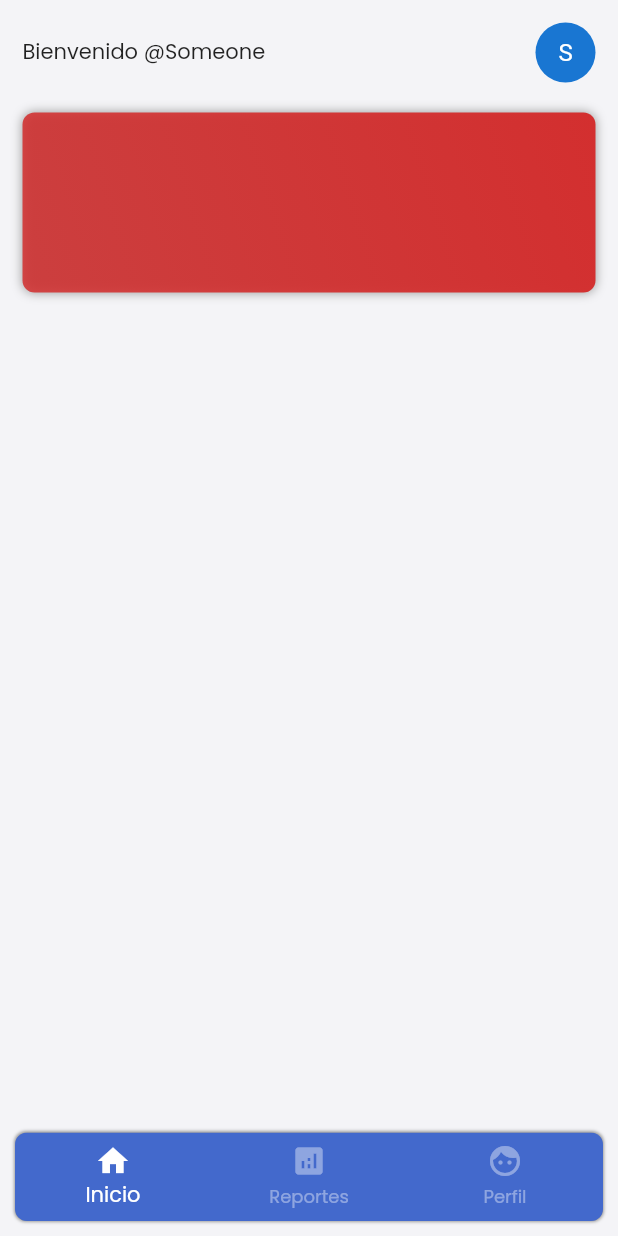
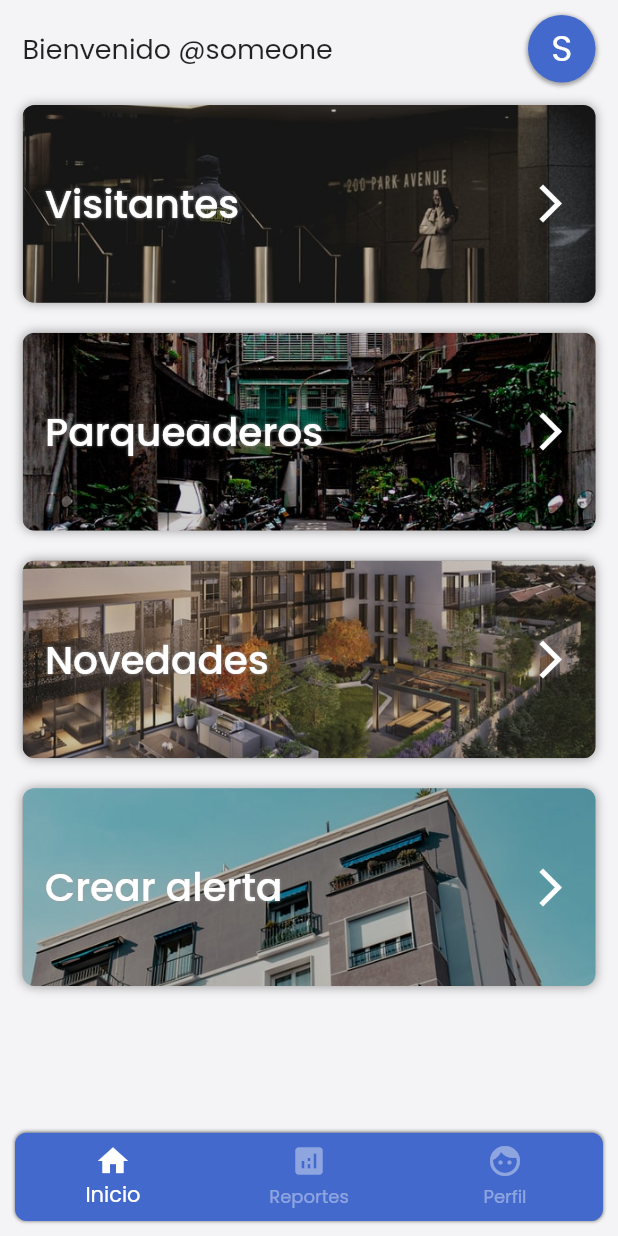
Before and after one commit to judsantamariaro/mi_house_reception, a Flutter app: the screen it shows after launch, on a phone screen of 412 x 824 dp. Run offline on Flutter 3.47's test engine with Material 2 defaults, Android fonts, the phone set to English and light mode, and no system bars; our stand-ins replace get_it, google_fonts, hive, hive_flutter; accounts and stored records are empty.

Commit message:
Refactor and added Home tab

```diff
--- a/lib/core/routes/routes.dart
+++ b/lib/core/routes/routes.dart
@@ -1,5 +1,5 @@
 import 'package:flutter/material.dart';
-import 'package:mi_house_reception/screens/auth/index_screen.dart';
+import 'package:mi_house_reception/ui/screens/auth/index_screen.dart';
 
 Map<String, Widget Function(BuildContext)> routes = {
   IndexScreen.route: (ctx) => const IndexScreen(),
--- /dev/null
+++ b/lib/features/ui/models/home_menu.dart
@@ -0,0 +1,9 @@
+import 'package:flutter/foundation.dart';
+
+class HomeMenu {
+  final String text;
+  final String imgPath;
+  final VoidCallback onTap;
+
+  HomeMenu({required this.text, required this.imgPath, required this.onTap});
+}
--- a/lib/main.dart
+++ b/lib/main.dart
@@ -8,7 +8,7 @@ import 'package:hive/hive.dart';
 import 'package:hive_flutter/hive_flutter.dart';
 import 'package:mi_house_reception/dependency_injection.dart';
 import 'package:mi_house_reception/features/auth/auth_provider.dart';
-import 'package:mi_house_reception/screens/auth/index_screen.dart';
+import 'package:mi_house_reception/ui/screens/auth/index_screen.dart';
 import 'package:provider/provider.dart';
 
 Future<void> main() async {
--- a/lib/screens/home/home_tab.dart
+++ /dev/null
@@ -1,39 +0,0 @@
-import 'package:flutter/material.dart';
-
-class HomeTab extends StatelessWidget {
-  const HomeTab({Key? key}) : super(key: key);
-
-  @override
-  Widget build(BuildContext context) {
-    return Scaffold(
-      body: ListView(
-        padding: const EdgeInsets.all(15),
-        children: [
-          Row(
-            mainAxisAlignment: MainAxisAlignment.spaceBetween,
-            children: const [
-              Text('Bienvenido @Someone'),
-              CircleAvatar(child: Text('S')),
-            ],
-          ),
-          const SizedBox(height: 20),
-          Container(
-            height: 120,
-            decoration: BoxDecoration(
-              gradient: LinearGradient(
-                colors: [
-                  Colors.red[700]!,
-                  Colors.red[700]!.withOpacity(0.858),
-                ],
-                end: Alignment.bottomLeft,
-                begin: Alignment.topRight,
-              ),
-              borderRadius: BorderRadius.circular(8),
-              boxShadow: const [BoxShadow(color: Colors.grey, blurRadius: 5)],
-            ),
-          ),
-        ],
-      ),
-    );
-  }
-}
--- a/lib/screens/auth/index_screen.dart
+++ b/lib/ui/screens/auth/index_screen.dart
@@ -1,7 +1,7 @@
 import 'package:flutter/material.dart';
 import 'package:mi_house_reception/features/auth/auth_provider.dart';
-import 'package:mi_house_reception/screens/auth/login_screen.dart';
-import 'package:mi_house_reception/screens/home/home_screen_index.dart';
+import 'package:mi_house_reception/ui/screens/auth/login_screen.dart';
+import 'package:mi_house_reception/ui/screens/home/home_screen_index.dart';
 import 'package:provider/provider.dart';
 
 class IndexScreen extends StatelessWidget {
--- a/lib/screens/home/home_reports_tab.dart
+++ b/lib/ui/screens/home/home_reports_tab.dart
@@ -5,7 +5,7 @@ class ReportsTab extends StatelessWidget {
 
   @override
   Widget build(BuildContext context) {
-    return Scaffold(
+    return const  Scaffold(
       body: Center(
         child: Text('Hola Reports'),
       ),
--- a/lib/screens/home/home_screen_index.dart
+++ b/lib/ui/screens/home/home_screen_index.dart
@@ -1,7 +1,7 @@
 import 'package:flutter/material.dart';
-import 'package:mi_house_reception/screens/home/home_reports_tab.dart';
-import 'package:mi_house_reception/screens/home/home_tab.dart';
-import 'package:mi_house_reception/screens/home/profile_tab.dart';
+import 'package:mi_house_reception/ui/screens/home/home_reports_tab.dart';
+import 'package:mi_house_reception/ui/screens/home/home_tab.dart';
+import 'package:mi_house_reception/ui/screens/home/profile_tab.dart';
 
 class HomeScreenIndex extends StatefulWidget {
   const HomeScreenIndex({Key? key}) : super(key: key);
@@ -39,7 +39,14 @@ class _HomeScreenIndexState extends State<HomeScreenIndex> {
         ),
       ),
       extendBody: true,
-      body: IndexedStack(index: index, children: const [HomeTab(), ReportsTab(), ProfileTab()]),
+      body: IndexedStack(
+        index: index,
+        children: [
+          HomeTab(),
+          const ReportsTab(),
+          const ProfileTab(),
+        ],
+      ),
     );
   }
 }
--- /dev/null
+++ b/lib/ui/screens/home/home_tab.dart
@@ -0,0 +1,40 @@
+import 'package:flutter/material.dart';
+import 'package:mi_house_reception/features/ui/models/home_menu.dart';
+import 'package:mi_house_reception/ui/widgets/appbar/custom_appbar.dart';
+import 'package:mi_house_reception/ui/widgets/cards/image_card.dart';
+
+class HomeTab extends StatelessWidget {
+  HomeTab({Key? key}) : super(key: key);
+
+  final List<HomeMenu> cards = [
+    HomeMenu(text: 'Visitantes', imgPath: 'assets/image_cards/1.jpg', onTap: () {}),
+    HomeMenu(text: 'Parqueaderos', imgPath: 'assets/image_cards/2.jpg', onTap: () {}),
+    HomeMenu(text: 'Novedades', imgPath: 'assets/image_cards/3.jpg', onTap: () {}),
+    HomeMenu(text: 'Crear alerta', imgPath: 'assets/image_cards/4.jpg', onTap: () {}),
+  ];
+
+  @override
+  Widget build(BuildContext context) {
+    return Scaffold(
+      body: Padding(
+        padding: const EdgeInsets.symmetric(horizontal: 15, vertical: 10),
+        child: Column(
+          children: [
+            const CustomAppBar(),
+            const SizedBox(height: 5),
+            Expanded(
+              child: ListView.builder(
+                itemCount: cards.length,
+                itemBuilder: (context, i) => ImageCard(
+                  text: cards[i].text,
+                  onPressed: cards[i].onTap,
+                  imgPath: cards[i].imgPath,
+                ),
+              ),
+            ),
+          ],
+        ),
+      ),
+    );
+  }
+}
--- a/lib/screens/home/profile_tab.dart
+++ b/lib/ui/screens/home/profile_tab.dart
@@ -5,7 +5,7 @@ class ProfileTab extends StatelessWidget {
 
   @override
   Widget build(BuildContext context) {
-    return Scaffold(
+    return const Scaffold(
       body: Center(
         child: Text('Hola Profile'),
       ),
--- /dev/null
+++ b/lib/ui/widgets/appbar/custom_appbar.dart
@@ -0,0 +1,39 @@
+import 'package:flutter/material.dart';
+
+class CustomAppBar extends StatelessWidget {
+  const CustomAppBar({Key? key}) : super(key: key);
+
+  @override
+  Widget build(BuildContext context) {
+    return Row(
+      mainAxisAlignment: MainAxisAlignment.spaceBetween,
+      children: [
+        const Text(
+          'Bienvenido @someone',
+          style: TextStyle(fontSize: 18),
+        ),
+        Container(
+          height: 45,
+          width: 45,
+          decoration: BoxDecoration(
+            borderRadius: BorderRadius.circular(100),
+            color: Theme.of(context).primaryColor,
+            boxShadow: const [
+              BoxShadow(
+                color: Colors.grey,
+                blurRadius: 1.5,
+                spreadRadius: 1,
+                offset: Offset(0, 1),
+              )
+            ],
+          ),
+          alignment: Alignment.center,
+          child: const Text(
+            'S',
+            style: TextStyle(color: Colors.white, fontSize: 24),
+          ),
+        ),
+      ],
+    );
+  }
+}
--- /dev/null
+++ b/lib/ui/widgets/cards/image_card.dart
@@ -0,0 +1,52 @@
+import 'package:flutter/material.dart';
+
+class ImageCard extends StatelessWidget {
+  const ImageCard({Key? key, required this.text, required this.imgPath, required this.onPressed})
+      : super(key: key);
+
+  final String text;
+  final String imgPath;
+  final VoidCallback onPressed;
+
+  @override
+  Widget build(BuildContext context) {
+    return InkWell(
+      child: Container(
+        margin: const EdgeInsets.symmetric(vertical: 10),
+        height: MediaQuery.of(context).size.height * 0.16,
+        decoration: BoxDecoration(
+          image: DecorationImage(
+            image: AssetImage(imgPath),
+            fit: BoxFit.cover,
+          ),
+          borderRadius: BorderRadius.circular(8),
+          boxShadow: const [BoxShadow(color: Colors.grey, blurRadius: 5)],
+        ),
+        child: Container(
+          width: double.infinity,
+          height: double.infinity,
+          padding: const EdgeInsets.symmetric(horizontal: 15),
+          decoration: BoxDecoration(
+            borderRadius: BorderRadius.circular(8),
+            color: Colors.black.withOpacity(0.2),
+          ),
+          child: Row(
+            mainAxisAlignment: MainAxisAlignment.spaceBetween,
+            children: [
+              Text(
+                text,
+                style: const TextStyle(
+                  color: Colors.white,
+                  fontWeight: FontWeight.w500,
+                  fontSize: 26,
+                  shadows: [Shadow(color: Colors.grey, blurRadius: 2)],
+                ),
+              ),
+              const Icon(Icons.arrow_forward_ios, color: Colors.white, size: 30),
+            ],
+          ),
+        ),
+      ),
+    );
+  }
+}
--- a/pubspec.yaml
+++ b/pubspec.yaml
@@ -41,3 +41,4 @@ flutter:
   assets:
     - assets/images/
     - assets/social_icons/
+    - assets/image_cards/
```
Also changed, not shown: assets/image_cards/1.jpg (added), assets/image_cards/2.jpg (added), assets/image_cards/3.jpg (added), assets/image_cards/4.jpg (added), assets/image_cards/5.jpg (added), lib/ui/screens/auth/login_screen.dart (renamed from lib/screens/auth/login_screen.dart).
